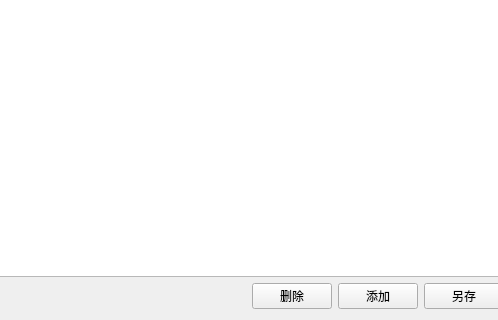
Above: SortingDialog.ui from Leroy888/NewPlugServer before the change; both pictures show x 514 to 1012 and y 350 to 670 of the 1287 by 670 pixel window. Below: the same form after it.
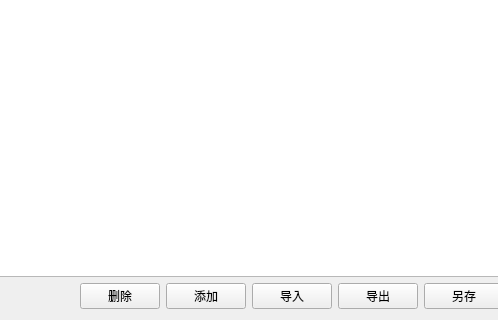
That is the form after the change. Icons and pictures are not drawn.

The edit to the form file:
```diff
--- a/SortingDialog.ui
+++ b/SortingDialog.ui
@@ -127,6 +127,20 @@
        </property>
       </spacer>
      </item>
+     <item>
+      <widget class="QPushButton" name="btnLoad">
+       <property name="text">
+        <string>导入</string>
+       </property>
+      </widget>
+     </item>
+     <item>
+      <widget class="QPushButton" name="btnExport">
+       <property name="text">
+        <string>导出</string>
+       </property>
+      </widget>
+     </item>
      <item>
       <widget class="QPushButton" name="btnSave">
        <property name="text">
```
